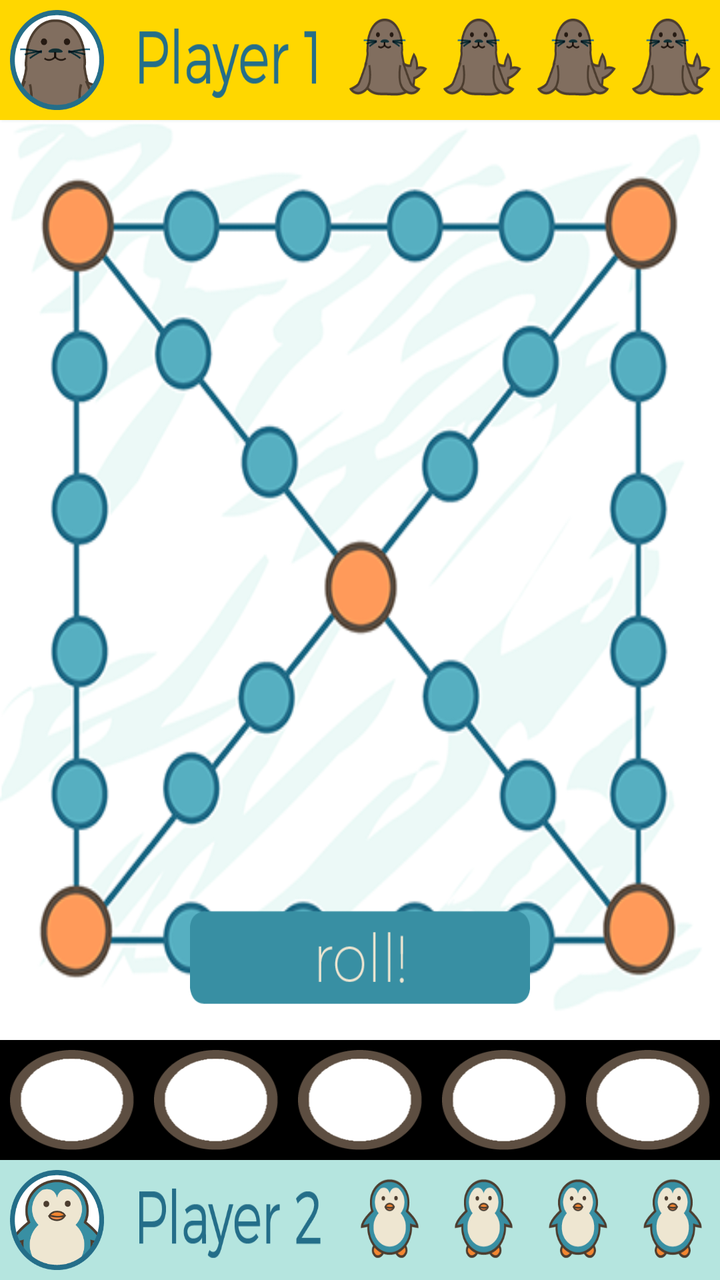
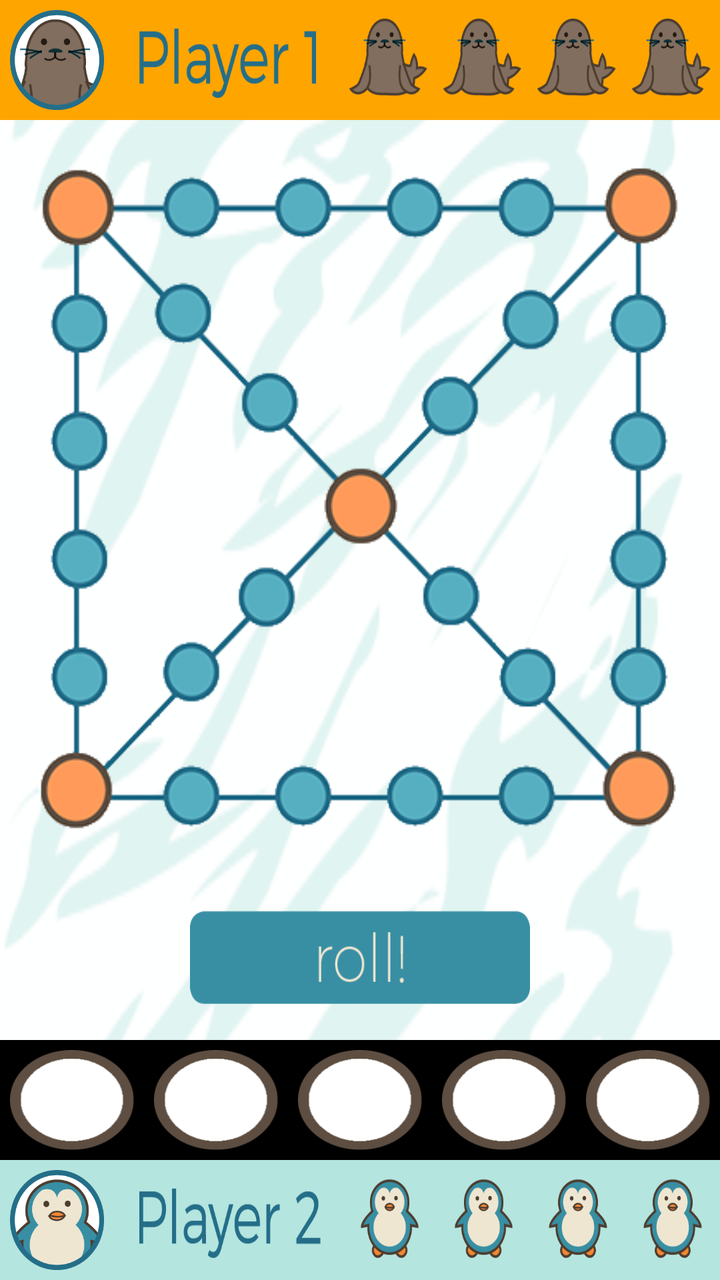

Before-and-after screenshots of an Android layout around one commit, followed by the original layout XML and the change that was made.
<!-- AndroidManifest.xml: application theme Theme.AppCompat.NoActionBar -->
<!-- res/layout/activity_board.xml -->
<?xml version="1.0" encoding="utf-8"?>
<RelativeLayout xmlns:android="http://schemas.android.com/apk/res/android"
                xmlns:tools="http://schemas.android.com/tools"
                android:layout_width="match_parent"
                android:layout_height="match_parent"
                android:orientation="vertical"
                android:background="@drawable/board_clear"
                tools:context="com.jeffreychan.yutnori.BoardActivity">


    <ImageView
        android:layout_width="match_parent"
        android:layout_height="80dp"
        android:id="@+id/temp"
        android:background="@drawable/board_tiles"
        android:layout_below="@+id/topBar"
        android:layout_above="@+id/rollBar"/>

    <Button
        android:layout_width="170dp"
        android:layout_height="80dp"
        android:id="@+id/rollButton"
        android:background="@drawable/rollbutton"
        android:layout_above="@+id/rollBar"
        android:layout_centerHorizontal="true" />

    <ImageView
        android:layout_width="200dp"
        android:layout_height="300dp"
        android:id="@+id/sticks"
        android:layout_centerInParent="true"  />

    <ImageView
        android:layout_width="200dp"
        android:layout_height="300dp"
        android:id="@+id/move1"
        android:visibility="invisible"
        android:layout_centerInParent="true"  />

    <ImageView
        android:layout_width="200dp"
        android:layout_height="300dp"
        android:id="@+id/move2"
        android:visibility="invisible"
        android:layout_centerInParent="true"  />

    <ImageView
        android:layout_width="200dp"
        android:layout_height="300dp"
        android:id="@+id/move3"
        android:visibility="invisible"
        android:layout_centerInParent="true"  />

    <ImageView
        android:layout_width="200dp"
        android:layout_height="300dp"
        android:id="@+id/move4"
        android:visibility="invisible"
        android:layout_centerInParent="true"  />

    <ImageView
        android:layout_width="200dp"
        android:layout_height="300dp"
        android:id="@+id/move5"
        android:visibility="invisible"
        android:layout_centerInParent="true"  />

    <ImageView
        android:layout_width="200dp"
        android:layout_height="300dp"
        android:id="@+id/moveminus1"
        android:visibility="invisible"
        android:layout_centerInParent="true"  />

    <LinearLayout
        android:id="@+id/topBar"
        android:layout_width="match_parent"
        android:layout_height="60dp"
        android:layout_alignParentTop="true"
        android:layout_alignParentEnd="true"
        android:weightSum="7"
        android:background="@color/Gold"
        >

        <ImageView
            android:layout_width="0dp"
            android:layout_weight="1"
            android:layout_height="match_parent"
            android:id="@+id/seal_icon"
            android:background="@drawable/seal_icon"
            android:layout_margin="5dp"
            android:layout_centerInParent="true"  />

        <ImageView
            android:layout_width="0dp"
            android:layout_weight="2"
            android:layout_height="match_parent"
            android:id="@+id/player1"
            android:background="@drawable/player1"
            android:layout_margin="10dp"
            android:layout_centerInParent="true"  />

        <ImageView
            android:layout_width="0dp"
            android:layout_weight="1"
            android:layout_height="match_parent"
            android:id="@+id/seal1"
            android:background="@drawable/seal1"/>
        <ImageView
            android:layout_width="0dp"
            android:layout_weight="1"
            android:layout_height="match_parent"
            android:id="@+id/seal2"
            android:background="@drawable/seal1" />
        <ImageView
            android:layout_width="0dp"
            android:layout_weight="1"
            android:layout_height="match_parent"
            android:id="@+id/seal3"
            android:background="@drawable/seal1"/>
        <ImageView
            android:layout_width="0dp"
            android:layout_weight="1"
            android:layout_height="match_parent"
            android:id="@+id/seal4"
            android:background="@drawable/seal1"/>
    </LinearLayout>

    <LinearLayout
        android:id="@+id/bottomBar"
        android:layout_width="match_parent"
        android:layout_height="60dp"
        android:layout_alignParentBottom="true"
        android:layout_alignParentEnd="true"
        android:weightSum="7"
        android:background="@color/LighterBlue"

        >

        <ImageView
            android:layout_width="0dp"
            android:layout_weight="1"
            android:layout_height="match_parent"
            android:id="@+id/penguin_icon"
            android:background="@drawable/penguin_icon"
            android:layout_margin="5dp"
            android:layout_centerInParent="true"  />

        <ImageView
            android:layout_width="0dp"
            android:layout_weight="2"
            android:layout_height="match_parent"
            android:id="@+id/player2"
            android:layout_margin="10dp"
            android:background="@drawable/player2"
            android:layout_centerInParent="true"  />

        <ImageView
            android:layout_width="0dp"
            android:layout_weight="1"
            android:layout_height="match_parent"
            android:id="@+id/penguin1"
            android:background="@drawable/penguin1"/>
        <ImageView
            android:layout_width="0dp"
            android:layout_weight="1"
            android:layout_height="match_parent"
            android:id="@+id/penguin2"
            android:background="@drawable/penguin1" />
        <ImageView
            android:layout_width="0dp"
            android:layout_weight="1"
            android:layout_height="match_parent"
            android:id="@+id/penguin3"
            android:background="@drawable/penguin1"/>
        <ImageView
            android:layout_width="0dp"
            android:layout_weight="1"
            android:layout_height="match_parent"
            android:id="@+id/penguin4"
            android:background="@drawable/penguin1"/>
    </LinearLayout>

    <TextView
        android:layout_width="wrap_content"
        android:layout_height="wrap_content"
        android:text=""
        android:textSize="80dp"
        android:id="@+id/rollText"
        android:layout_alignTop="@+id/sticks"
        android:layout_centerHorizontal="true" />

    <TextView
        android:layout_width="wrap_content"
        android:layout_height="wrap_content"
        android:text=""
        android:textSize="50dp"
        android:id="@+id/playerTurn"
        android:gravity="center"
        android:layout_above="@+id/sticks"
        android:layout_centerHorizontal="true"/>

    <LinearLayout
        android:id="@+id/rollBar"
        android:layout_width="match_parent"
        android:layout_height="60dp"
        android:layout_above="@+id/bottomBar"
        android:layout_alignParentEnd="true"
        android:weightSum="5"
        android:background="@color/Black"


        >

        <ImageView
            android:layout_width="0dp"
            android:layout_weight="1"
            android:layout_height="match_parent"
            android:id="@+id/rollSlot1"
            android:background="@drawable/white_marker"
            android:layout_margin="5dp"
            android:layout_centerInParent="true"  />

        <ImageView
            android:layout_width="0dp"
            android:layout_weight="1"
            android:layout_height="match_parent"
            android:id="@+id/rollSlot2"
            android:background="@drawable/white_marker"
            android:layout_margin="5dp"
            android:layout_centerInParent="true"  />

        <ImageView
            android:layout_width="0dp"
            android:layout_weight="1"
            android:layout_height="match_parent"
            android:id="@+id/rollSlot3"
            android:layout_margin="5dp"
            android:background="@drawable/white_marker"/>
        <ImageView
            android:layout_width="0dp"
            android:layout_weight="1"
            android:layout_height="match_parent"
            android:id="@+id/rollSlot4"
            android:layout_margin="5dp"
            android:background="@drawable/white_marker" />
        <ImageView
            android:layout_width="0dp"
            android:layout_weight="1"
            android:layout_height="match_parent"
            android:id="@+id/rollSlot5"
            android:layout_margin="5dp"
            android:background="@drawable/white_marker"/>

    </LinearLayout>

</RelativeLayout>
<!-- resources referenced by this layout -->
<resources>
  <color name="Black">#000000</color>
  <color name="Gold">#FFD700</color>
  <color name="LighterBlue">#B5E5DF</color>
  <!-- drawable board_clear: png bitmap (drawable-hdpi, 11226 bytes) -->
  <!-- drawable board_tiles: png bitmap (drawable-hdpi, 97711 bytes) -->
  <!-- drawable penguin1: png bitmap (drawable-hdpi, 19756 bytes) -->
  <!-- drawable penguin_icon: png bitmap (drawable-hdpi, 7539 bytes) -->
  <!-- drawable player1: png bitmap (drawable-hdpi, 3740 bytes) -->
  <!-- drawable player2: png bitmap (drawable-hdpi, 4485 bytes) -->
  <!-- drawable rollbutton: png bitmap (drawable-hdpi, 2070 bytes) -->
  <!-- drawable seal1: png bitmap (drawable-hdpi, 4362 bytes) -->
  <!-- drawable seal_icon: png bitmap (drawable-hdpi, 7721 bytes) -->
  <!-- drawable white_marker: png bitmap (drawable-hdpi, 3210 bytes) -->
</resources>

<!-- the commit's change to res/layout/activity_board.xml (unified diff, before → after) -->
@@ -10,11 +10,11 @@
 
     <ImageView
         android:layout_width="match_parent"
-        android:layout_height="80dp"
+        android:layout_height="wrap_content"
         android:id="@+id/temp"
         android:background="@drawable/board_tiles"
         android:layout_below="@+id/topBar"
-        android:layout_above="@+id/rollBar"/>
+        android:layout_above="@+id/rollButton"/>
 
     <Button
         android:layout_width="170dp"
@@ -79,7 +79,7 @@
         android:layout_alignParentTop="true"
         android:layout_alignParentEnd="true"
         android:weightSum="7"
-        android:background="@color/Gold"
+        android:background="@color/Orange"
         >
 
         <ImageView
@@ -187,8 +187,8 @@
         android:text=""
         android:textSize="80dp"
         android:id="@+id/rollText"
-        android:layout_alignTop="@+id/sticks"
-        android:layout_centerHorizontal="true" />
+        android:layout_alignTop="@+id/playerTurn"
+        android:layout_centerHorizontal="true"/>
 
     <TextView
         android:layout_width="wrap_content"
<!-- resource entries referenced after the edit -->
@@ -1,10 +1,10 @@
 <!-- resources referenced by this layout -->
 <resources>
   <color name="Black">#000000</color>
-  <color name="Gold">#FFD700</color>
   <color name="LighterBlue">#B5E5DF</color>
+  <color name="Orange">#FFA500</color>
   <!-- drawable board_clear: png bitmap (drawable-hdpi, 11226 bytes) -->
-  <!-- drawable board_tiles: png bitmap (drawable-hdpi, 97711 bytes) -->
+  <!-- drawable board_tiles: png bitmap (drawable-hdpi, 58609 bytes) -->
   <!-- drawable penguin1: png bitmap (drawable-hdpi, 19756 bytes) -->
   <!-- drawable penguin_icon: png bitmap (drawable-hdpi, 7539 bytes) -->
   <!-- drawable player1: png bitmap (drawable-hdpi, 3740 bytes) -->
